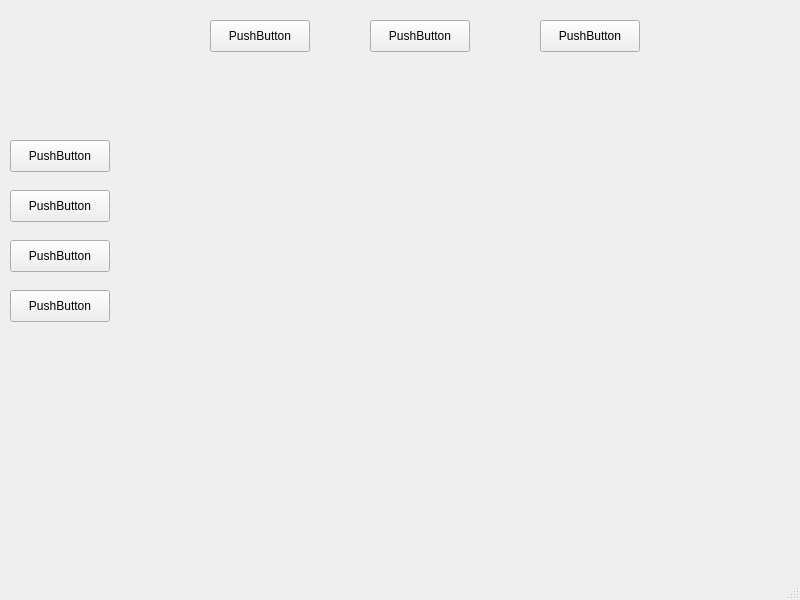
RobertZubek/FlatMonitor, file mainwindow.ui: the form before one commit.
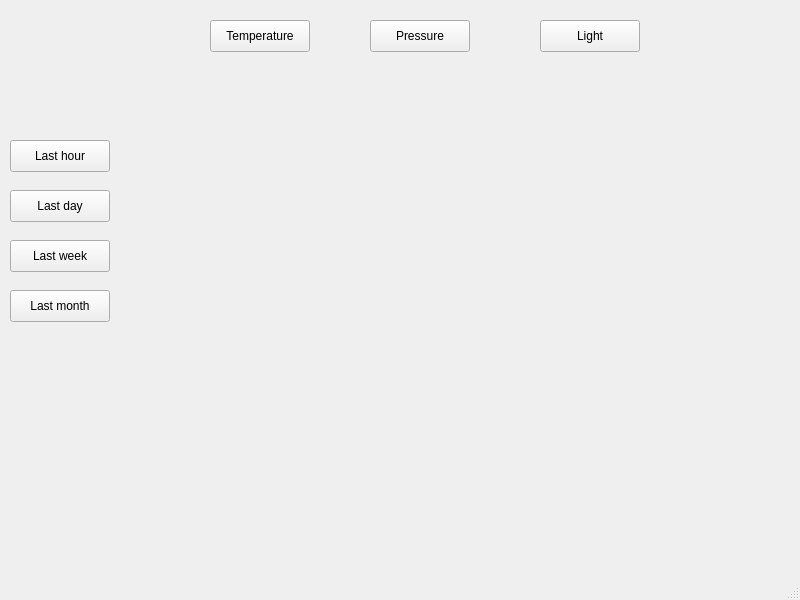
The form after the commit.

Diff of the .ui file:
```diff
--- a/mainwindow.ui
+++ b/mainwindow.ui
@@ -24,7 +24,7 @@
      </rect>
     </property>
     <property name="text">
-     <string>PushButton</string>
+     <string>Temperature</string>
     </property>
    </widget>
    <widget class="QPushButton" name="pushButtonPress">
@@ -37,7 +37,7 @@
      </rect>
     </property>
     <property name="text">
-     <string>PushButton</string>
+     <string>Pressure</string>
     </property>
    </widget>
    <widget class="QPushButton" name="pushButtonLight">
@@ -50,7 +50,7 @@
      </rect>
     </property>
     <property name="text">
-     <string>PushButton</string>
+     <string>Light</string>
     </property>
    </widget>
    <widget class="QPushButton" name="pushButtonHour">
@@ -63,7 +63,7 @@
      </rect>
     </property>
     <property name="text">
-     <string>PushButton</string>
+     <string>Last hour</string>
     </property>
    </widget>
    <widget class="QPushButton" name="pushButtonDay">
@@ -76,7 +76,7 @@
      </rect>
     </property>
     <property name="text">
-     <string>PushButton</string>
+     <string>Last day</string>
     </property>
    </widget>
    <widget class="QPushButton" name="pushButtonWeek">
@@ -89,7 +89,7 @@
      </rect>
     </property>
     <property name="text">
-     <string>PushButton</string>
+     <string>Last week</string>
     </property>
    </widget>
    <widget class="QPushButton" name="pushButtonMonth">
@@ -102,7 +102,7 @@
      </rect>
     </property>
     <property name="text">
-     <string>PushButton</string>
+     <string>Last month</string>
     </property>
    </widget>
   </widget>
```
